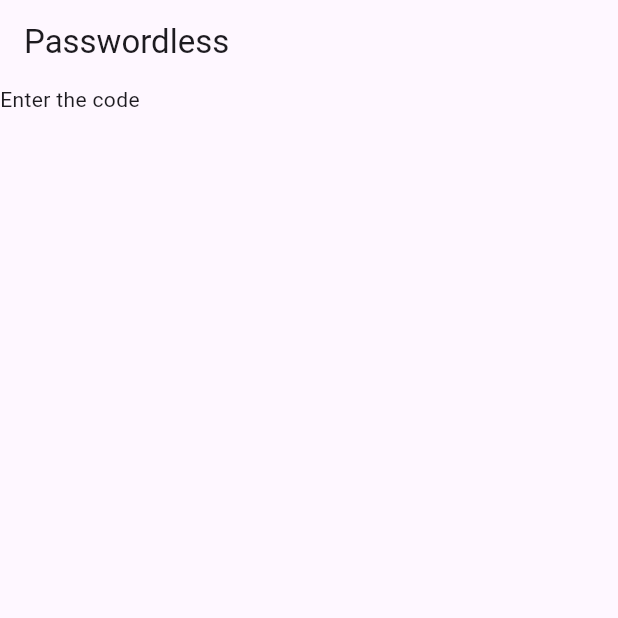
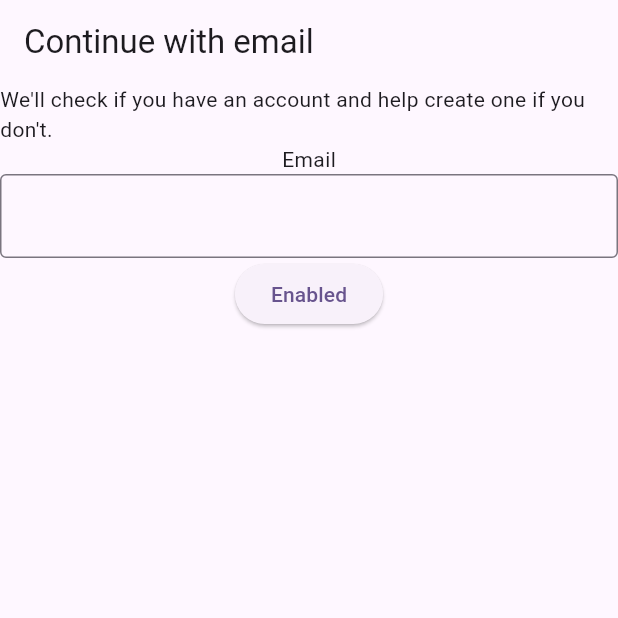
Before and after one commit to Yesferal/Y-Auth-Flutter, a Flutter app: the screen it shows after launch, on a phone screen of 412 x 824 dp, the top half of it. Run offline on Flutter 3.47's test engine with Material 3 defaults, Android fonts, the phone set to English and light mode, and no system bars.

Commit message:
Add widgets to PAsswordlessScreen

```diff
--- a/lib/presentation/widget/passwordless_widget.dart
+++ b/lib/presentation/widget/passwordless_widget.dart
@@ -14,9 +14,22 @@ class _PasswordlessScreenState extends State<PasswordlessScreen> {
   @override
   Widget build(BuildContext context) {
     return Scaffold(
-      appBar: AppBar(title: const Text('Passwordless')),
+      appBar: AppBar(title: const Text('Continue with email')),
       body: Column(
-        children: [Text("Enter the code")],
+        children: [
+          const Text("We'll check if you have an account and help create one if you don't."),
+          const Text("Email"),
+          const TextField(
+            decoration: InputDecoration(
+              border: OutlineInputBorder(),
+              hintText: '',
+            ),
+          ),
+          ElevatedButton(
+            onPressed: () {},
+            child: const Text('Enabled'),
+          ),
+        ],
       ),
     );
   }
```
Also changed, not shown: example/pubspec.lock.
